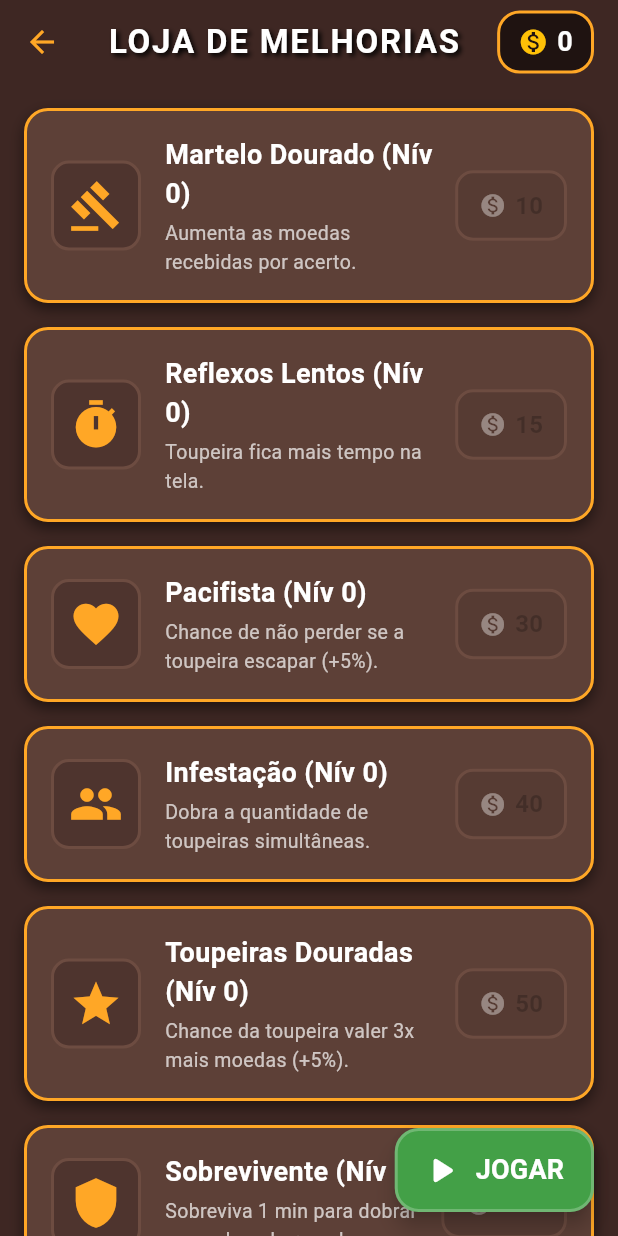
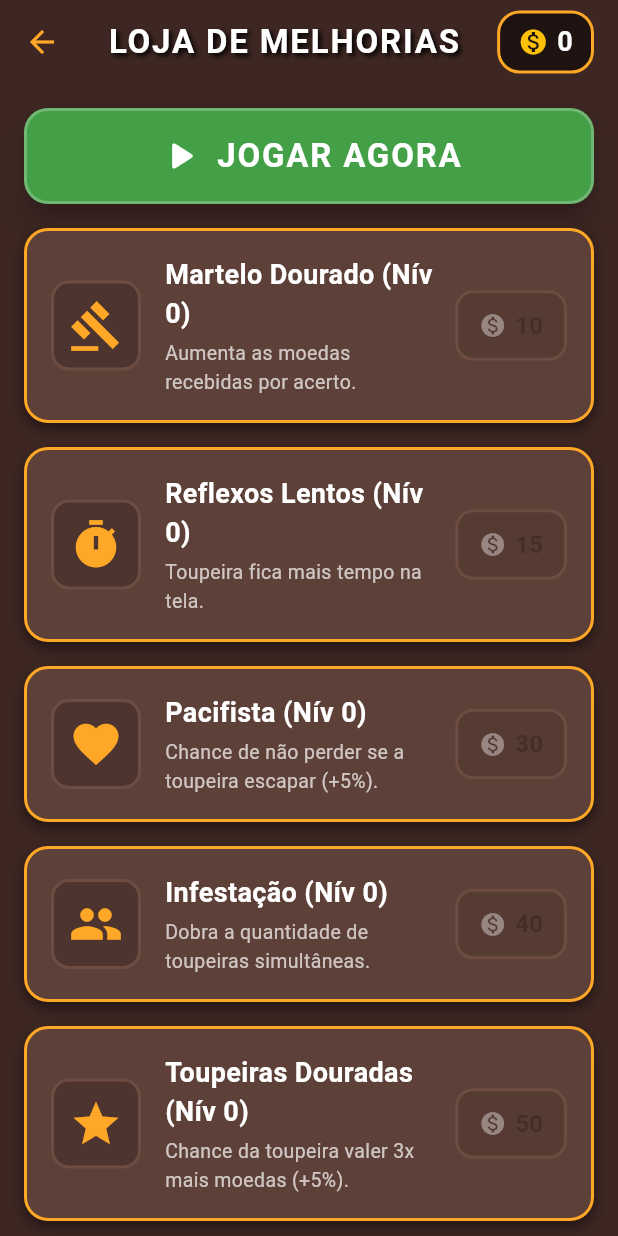
Before and after one commit to otaviohtc/mole_game, a Flutter app: the ShopScreen screen opened directly, on a phone screen of 412 x 824 dp. Run offline on Flutter 3.47's test engine with Material 3 defaults, Android fonts, the phone set to English and light mode, and no system bars; our stand-ins replace audioplayers.

Commit message:
refactor replay button in sshop

```diff
--- a/lib/shop.dart
+++ b/lib/shop.dart
@@ -59,8 +59,44 @@ class ShopScreen extends StatelessWidget {
       ),
       body: Consumer<GameState>(
         builder: (context, gameState, child) {
-          return ListView.builder(
-            padding: const EdgeInsets.all(16),
+          return Column(
+            children: [
+              // Botão de Jogar Fixo no Topo
+              Padding(
+                padding: const EdgeInsets.all(16.0),
+                child: SizedBox(
+                  width: double.infinity,
+                  child: ElevatedButton.icon(
+                    style: ElevatedButton.styleFrom(
+                      padding: const EdgeInsets.symmetric(vertical: 16),
+                      backgroundColor: Colors.green[600],
+                      foregroundColor: Colors.white,
+                      elevation: 8,
+                      shape: RoundedRectangleBorder(
+                        borderRadius: BorderRadius.circular(16),
+                        side: const BorderSide(color: Colors.white24, width: 2),
+                      ),
+                    ),
+                    onPressed: () {
+                      AudioUtils.playTap();
+                      Navigator.pushReplacement(
+                        context,
+                        MaterialPageRoute(builder: (context) => const GameScreen()),
+                      );
+                    },
+                    icon: const Icon(Icons.play_arrow_rounded, size: 32),
+                    label: const Text(
+                      'JOGAR AGORA',
+                      style: TextStyle(fontSize: 22, fontWeight: FontWeight.bold, letterSpacing: 1.2),
+                    ),
+                  ),
+                ),
+              ),
+
+              // Listagem de Upgrades
+              Expanded(
+                child: ListView.builder(
+                  padding: const EdgeInsets.fromLTRB(16, 0, 16, 16),
                   itemCount: gameState.upgrades.length,
                   itemBuilder: (context, index) {
                     final upgrade = gameState.upgrades[index];
@@ -125,7 +161,7 @@ class ShopScreen extends StatelessWidget {
                                 padding: const EdgeInsets.symmetric(horizontal: 16, vertical: 12),
                                 backgroundColor: canAfford ? Colors.green[600] : Colors.brown[800],
                                 foregroundColor: canAfford ? Colors.white : Colors.white38,
-                          elevation: canAfford ? 5 : 0, // Tira a sombra se não puder comprar
+                                elevation: canAfford ? 5 : 0,
                                 shape: RoundedRectangleBorder(
                                   borderRadius: BorderRadius.circular(12),
                                   side: BorderSide(
@@ -139,7 +175,7 @@ class ShopScreen extends StatelessWidget {
                                       AudioUtils.playBuy();
                                       gameState.buyUpgrade(upgrade.id);
                                     }
-                            : null, // Desativa se não houver moedas ou estiver no nível máximo
+                                  : null,
                               child: Row(
                                 mainAxisSize: MainAxisSize.min,
                                 children: [
@@ -161,27 +197,11 @@ class ShopScreen extends StatelessWidget {
                       ),
                     );
                   },
+                ),
+              ),
+            ],
           );
         },
-      ),
-      floatingActionButton: FloatingActionButton.extended(
-        backgroundColor: Colors.green[600],
-        onPressed: () {
-          AudioUtils.playTap();
-          Navigator.pushReplacement(
-            context,
-            MaterialPageRoute(builder: (context) => const GameScreen()),
-          );
-        },
-        label: const Text(
-          'JOGAR',
-          style: TextStyle(fontWeight: FontWeight.bold, color: Colors.white, fontSize: 18)
-        ),
-        icon: const Icon(Icons.play_arrow_rounded, color: Colors.white, size: 30),
-        shape: RoundedRectangleBorder(
-          borderRadius: BorderRadius.circular(16),
-          side: const BorderSide(color: Colors.white24, width: 2),
-        ),
       ),
     );
   }
```
Lines whose indentation alone changed are shown as unchanged.
